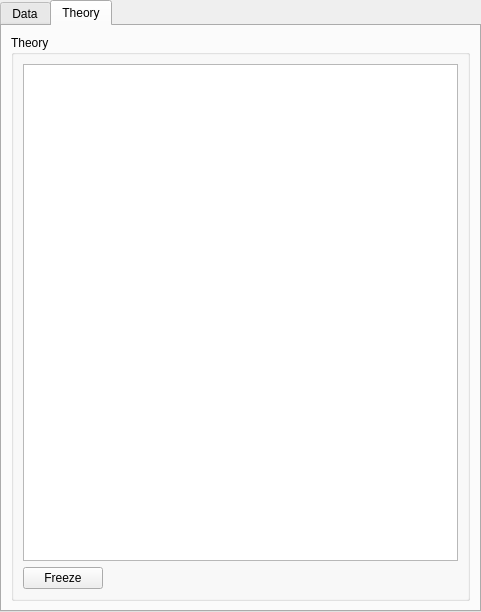
First picture: the form in src/sas/qtgui/UI/TabbedFileLoadUI.ui, repository SasView/sasview, before the edit.
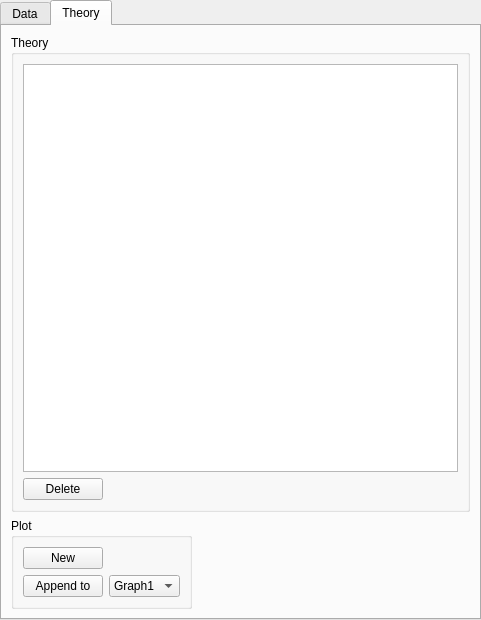
Second picture: the form after the edit. The open tabs and pages were chosen to show the change. Icons and pictures are not drawn.

Commit message: More dialogs, drag and drop onto File Load

What changed in the file:
```diff
--- a/src/sas/qtgui/UI/TabbedFileLoadUI.ui
+++ b/src/sas/qtgui/UI/TabbedFileLoadUI.ui
@@ -7,7 +7,7 @@
     <x>0</x>
     <y>0</y>
     <width>481</width>
-    <height>612</height>
+    <height>620</height>
    </rect>
   </property>
   <property name="windowTitle">
@@ -102,7 +102,7 @@
           </widget>
          </item>
          <item row="1" column="1">
-          <widget class="QPushButton" name="cmdDelete">
+          <widget class="QPushButton" name="cmdFreeze">
            <property name="text">
             <string>Delete</string>
            </property>
@@ -245,30 +245,17 @@
    <attribute name="title">
     <string>Theory</string>
    </attribute>
-   <layout class="QGridLayout" name="gridLayout_5">
-    <item row="0" column="0">
+   <layout class="QGridLayout" name="gridLayout_7">
+    <item row="0" column="0" colspan="2">
      <widget class="QGroupBox" name="groupBox_2">
       <property name="title">
        <string>Theory</string>
       </property>
       <layout class="QGridLayout" name="gridLayout_4">
-       <item row="0" column="0" colspan="2">
-        <widget class="QListView" name="listView">
-         <property name="dragEnabled">
-          <bool>true</bool>
-         </property>
-         <property name="dragDropMode">
-          <enum>QAbstractItemView::DragDrop</enum>
-         </property>
-         <property name="defaultDropAction">
-          <enum>Qt::LinkAction</enum>
-         </property>
-        </widget>
-       </item>
        <item row="1" column="0">
-        <widget class="QPushButton" name="cmdFreeze">
+        <widget class="QPushButton" name="cmdDeleteTheory">
          <property name="text">
-          <string>Freeze</string>
+          <string>Delete</string>
          </property>
         </widget>
        </item>
@@ -285,9 +272,66 @@
          </property>
         </spacer>
        </item>
+       <item row="0" column="0" colspan="2">
+        <widget class="QTreeView" name="freezeView"/>
+       </item>
       </layout>
      </widget>
     </item>
+    <item row="1" column="0">
+     <widget class="QGroupBox" name="groupBox_4">
+      <property name="title">
+       <string>Plot</string>
+      </property>
+      <layout class="QGridLayout" name="gridLayout_5">
+       <item row="0" column="0">
+        <widget class="QPushButton" name="cmdNew_2">
+         <property name="text">
+          <string>New</string>
+         </property>
+        </widget>
+       </item>
+       <item row="1" column="0">
+        <widget class="QPushButton" name="cmdAppend_2">
+         <property name="text">
+          <string>Append to</string>
+         </property>
+        </widget>
+       </item>
+       <item row="1" column="1">
+        <widget class="QComboBox" name="cbgraph_2">
+         <property name="sizePolicy">
+          <sizepolicy hsizetype="MinimumExpanding" vsizetype="Fixed">
+           <horstretch>0</horstretch>
+           <verstretch>0</verstretch>
+          </sizepolicy>
+         </property>
+         <property name="sizeAdjustPolicy">
+          <enum>QComboBox::AdjustToContents</enum>
+         </property>
+         <item>
+          <property name="text">
+           <string>Graph1</string>
+          </property>
+         </item>
+        </widget>
+       </item>
+      </layout>
+     </widget>
+    </item>
+    <item row="1" column="1">
+     <spacer name="horizontalSpacer_6">
+      <property name="orientation">
+       <enum>Qt::Horizontal</enum>
+      </property>
+      <property name="sizeHint" stdset="0">
+       <size>
+        <width>287</width>
+        <height>20</height>
+       </size>
+      </property>
+     </spacer>
+    </item>
    </layout>
   </widget>
  </widget>
```
Left out of the diff: 11 changed lines with no effect on the pictures. The commit also changes 19 other files.
